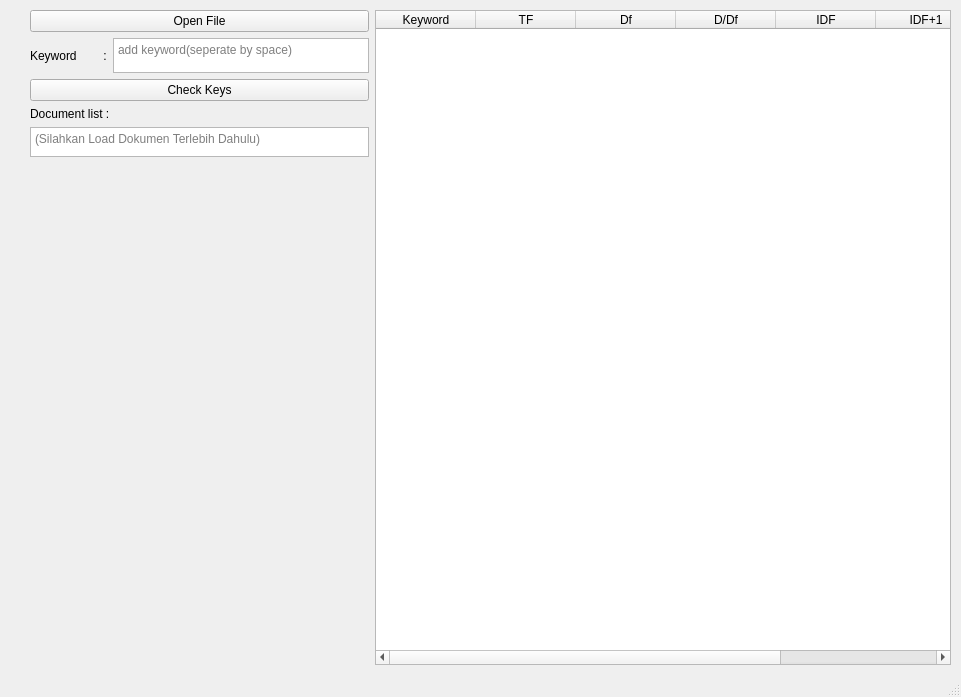
andre002wp/STKI-Semester-5, file SKTI Tugas 2.ui: the form before one commit.
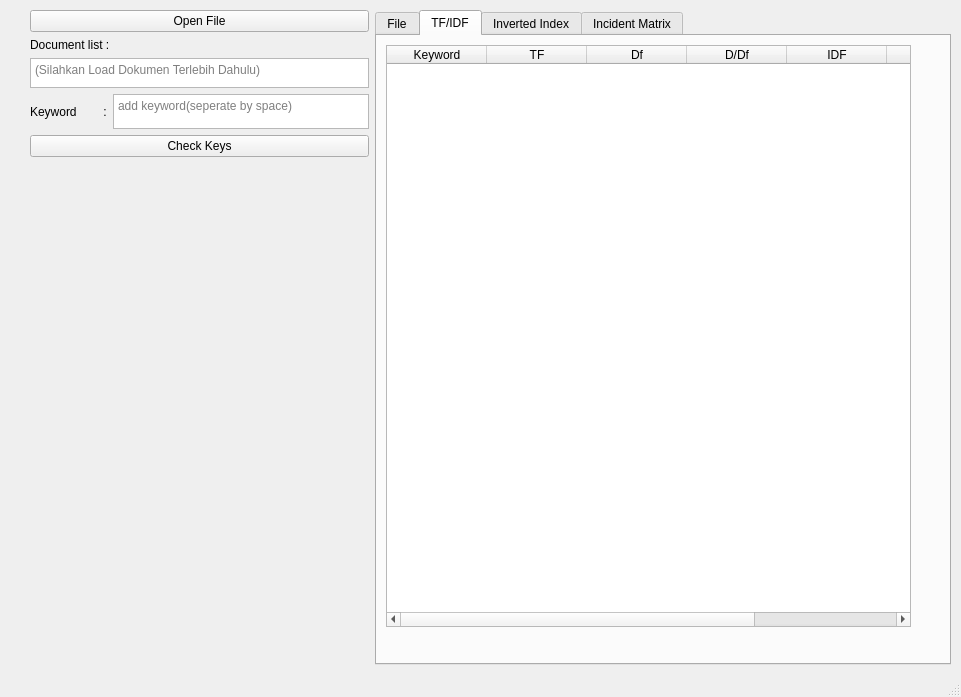
The form after the commit.

```diff
--- a/SKTI Tugas 2.ui
+++ b/SKTI Tugas 2.ui
@@ -44,6 +44,35 @@
           </property>
          </widget>
         </item>
+        <item>
+         <widget class="QLabel" name="label_2">
+          <property name="text">
+           <string>Document list :</string>
+          </property>
+         </widget>
+        </item>
+        <item>
+         <widget class="QTextEdit" name="txt_document">
+          <property name="sizePolicy">
+           <sizepolicy hsizetype="Expanding" vsizetype="Preferred">
+            <horstretch>0</horstretch>
+            <verstretch>0</verstretch>
+           </sizepolicy>
+          </property>
+          <property name="maximumSize">
+           <size>
+            <width>16777215</width>
+            <height>30</height>
+           </size>
+          </property>
+          <property name="focusPolicy">
+           <enum>Qt::NoFocus</enum>
+          </property>
+          <property name="placeholderText">
+           <string>(Silahkan Load Dokumen Terlebih Dahulu)</string>
+          </property>
+         </widget>
+        </item>
         <item>
          <layout class="QHBoxLayout" name="horizontalLayout_3">
           <property name="topMargin">
@@ -84,35 +113,6 @@
           </property>
          </widget>
         </item>
-        <item>
-         <widget class="QLabel" name="label_2">
-          <property name="text">
-           <string>Document list :</string>
-          </property>
-         </widget>
-        </item>
-        <item>
-         <widget class="QTextEdit" name="txt_document">
-          <property name="sizePolicy">
-           <sizepolicy hsizetype="Expanding" vsizetype="Preferred">
-            <horstretch>0</horstretch>
-            <verstretch>0</verstretch>
-           </sizepolicy>
-          </property>
-          <property name="maximumSize">
-           <size>
-            <width>16777215</width>
-            <height>30</height>
-           </size>
-          </property>
-          <property name="focusPolicy">
-           <enum>Qt::NoFocus</enum>
-          </property>
-          <property name="placeholderText">
-           <string>(Silahkan Load Dokumen Terlebih Dahulu)</string>
-          </property>
-         </widget>
-        </item>
         <item>
          <spacer name="verticalSpacer">
           <property name="orientation">
@@ -134,12 +134,63 @@
          <number>0</number>
         </property>
         <item>
+         <widget class="QTabWidget" name="tabWidget">
+          <property name="currentIndex">
+           <number>1</number>
+          </property>
+          <widget class="QWidget" name="tab">
+           <property name="sizePolicy">
+            <sizepolicy hsizetype="Maximum" vsizetype="Maximum">
+             <horstretch>0</horstretch>
+             <verstretch>0</verstretch>
+            </sizepolicy>
+           </property>
+           <attribute name="title">
+            <string>File</string>
+           </attribute>
+          </widget>
+          <widget class="QWidget" name="tab_2">
+           <property name="sizePolicy">
+            <sizepolicy hsizetype="Maximum" vsizetype="Maximum">
+             <horstretch>1</horstretch>
+             <verstretch>1</verstretch>
+            </sizepolicy>
+           </property>
+           <property name="maximumSize">
+            <size>
+             <width>543</width>
+             <height>600</height>
+            </size>
+           </property>
+           <attribute name="title">
+            <string>TF/IDF</string>
+           </attribute>
+           <layout class="QHBoxLayout" name="horizontalLayout_2">
+            <item>
          <widget class="QTableWidget" name="result_table">
+              <property name="sizePolicy">
+               <sizepolicy hsizetype="Expanding" vsizetype="Expanding">
+                <horstretch>0</horstretch>
+                <verstretch>0</verstretch>
+               </sizepolicy>
+              </property>
+              <property name="minimumSize">
+               <size>
+                <width>40</width>
+                <height>321</height>
+               </size>
+              </property>
+              <property name="maximumSize">
+               <size>
+                <width>16777215</width>
+                <height>9999999</height>
+               </size>
+              </property>
           <property name="focusPolicy">
            <enum>Qt::NoFocus</enum>
           </property>
-          <attribute name="horizontalHeaderVisible">
-           <bool>true</bool>
+              <attribute name="horizontalHeaderCascadingSectionResizes">
+               <bool>false</bool>
           </attribute>
           <column>
            <property name="text">
@@ -176,6 +227,20 @@
             <string>W</string>
            </property>
           </column>
+             </widget>
+            </item>
+           </layout>
+          </widget>
+          <widget class="QWidget" name="tab_3">
+           <attribute name="title">
+            <string>Inverted Index</string>
+           </attribute>
+          </widget>
+          <widget class="QWidget" name="tab_4">
+           <attribute name="title">
+            <string>Incident Matrix</string>
+           </attribute>
+          </widget>
          </widget>
         </item>
        </layout>
```
Lines whose indentation alone changed are shown as unchanged.
